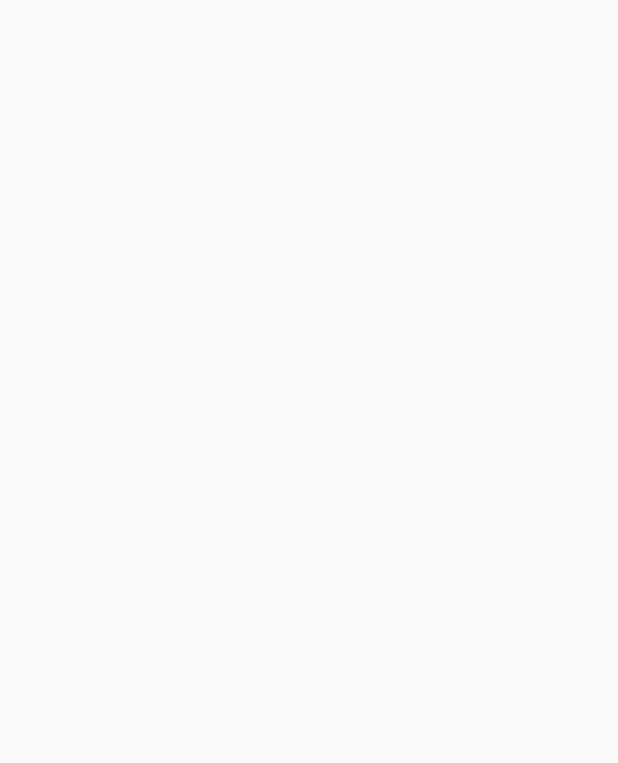
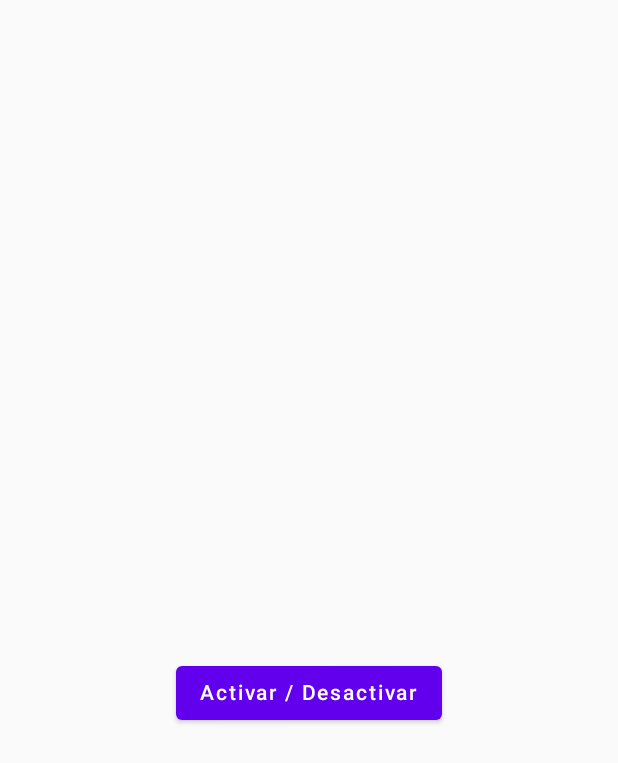
Before and after one commit to AlejandroMartinez02/ProgramacionMultimedia, an Android app built with Jetpack Compose: the screen it shows after launch (MainActivity), on a phone screen of 412 x 824 dp. Before the commit the part shown is empty. Shown: the top 763 px of the screen. Run offline under Robolectric (Android 15) with nearby library versions, the phone set to English and light mode, and no system bars.

Commit message:
Actualizar el ProgressBar

```diff
--- a/ProgressBar/app/src/main/java/com/alejandro/progressbar/MainActivity.kt
+++ b/ProgressBar/app/src/main/java/com/alejandro/progressbar/MainActivity.kt
@@ -3,13 +3,15 @@ package com.alejandro.progressbar
 import android.os.Bundle
 import androidx.activity.ComponentActivity
 import androidx.activity.compose.setContent
-import androidx.compose.foundation.layout.fillMaxSize
-import androidx.compose.material.MaterialTheme
-import androidx.compose.material.Surface
-import androidx.compose.material.Text
-import androidx.compose.runtime.Composable
+import androidx.compose.foundation.layout.*
+import androidx.compose.material.*
+import androidx.compose.runtime.*
+import androidx.compose.runtime.saveable.rememberSaveable
+import androidx.compose.ui.Alignment
 import androidx.compose.ui.Modifier
+import androidx.compose.ui.graphics.Color
 import androidx.compose.ui.tooling.preview.Preview
+import androidx.compose.ui.unit.dp
 import com.alejandro.progressbar.ui.theme.ProgressBarTheme
 
 class MainActivity : ComponentActivity() {
@@ -17,6 +19,7 @@ class MainActivity : ComponentActivity() {
         super.onCreate(savedInstanceState)
         setContent {
             ProgressBarTheme {
+                MyProgressBar()
             }
         }
     }
@@ -26,6 +29,62 @@ class MainActivity : ComponentActivity() {
 
 @Preview
 @Composable
-fun ProgressBar(){
+fun MyProgressBar(){
+    var showloading by rememberSaveable{
+        mutableStateOf(false)
+    }
+    var processStatus by rememberSaveable {
+        mutableStateOf(0F)
+    }
 
+    Column(
+        Modifier
+            .padding(24.dp)
+            .fillMaxSize(),
+        verticalArrangement = Arrangement.Center,
+        horizontalAlignment = Alignment.CenterHorizontally){
+        if(showloading) {
+            CircularProgressIndicator(
+                color = Color.Red,
+                strokeWidth = 3.dp,
+                progress = processStatus
+            )
+            LinearProgressIndicator(
+                modifier = Modifier.padding(top = 32.dp),
+                color = Color.Green,
+                backgroundColor = Color.LightGray,
+                progress = processStatus
+            )
+            Row(
+                Modifier.padding(top = 8.dp),
+                Arrangement.SpaceAround,
+                Alignment.CenterVertically
+            ){
+                Button(
+                    onClick ={
+                        if(processStatus > 0f && (processStatus-0.1f) > 0f)
+                            processStatus -= 0.1f
+                    }) {
+                    Text(text = "Reducir")
+                }
+                Button(
+                    onClick = {
+                        if(processStatus < 1f)
+                            processStatus += 0.1f
+                    }
+                ) {
+                    Text(text = "Incrementar")
+                }
+            }
+        }
+
+
+        Button(
+            modifier = Modifier.padding(top = 100.dp),
+            onClick = { showloading = !showloading }
+        ) {
+            Text(text = "Activar / Desactivar")
+        }
+
+    }
 }
```
